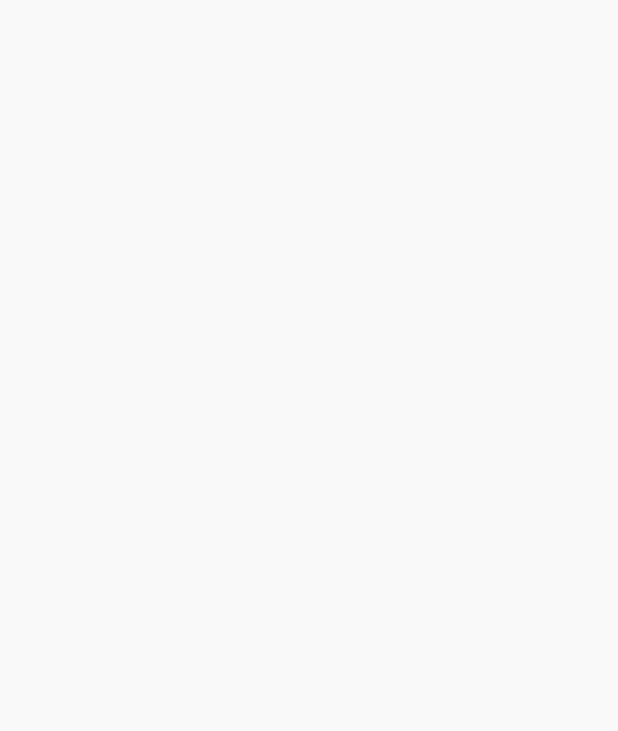
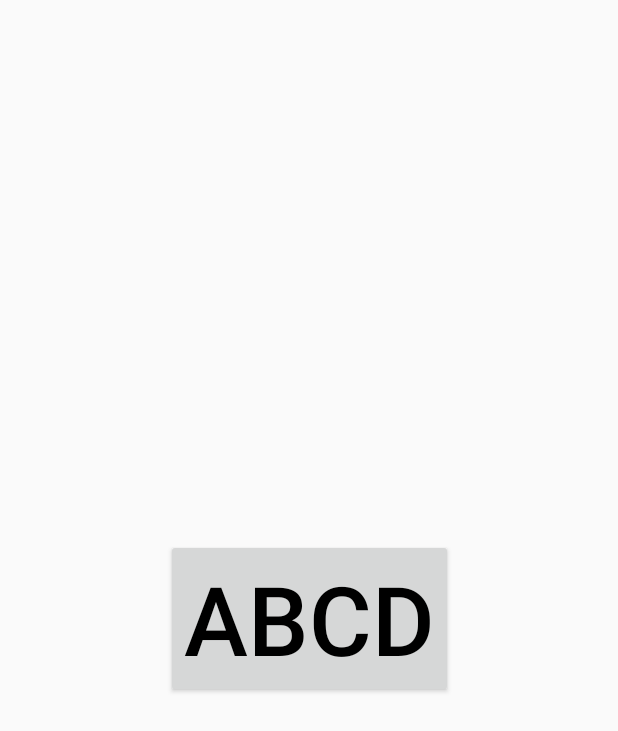
Before and after one commit to Koishira/IzhEco, an Android app: the MainActivity2 screen opened directly, with no data from a screen before it, on a phone screen of 412 x 824 dp. Before the commit the part shown is empty. Shown: the top 731 px of the screen. Run offline under Robolectric (Android 15) with nearby library versions, the phone set to English and light mode, and no system bars.

Commit message:
Second Activity switch

```diff
--- a/app/src/main/AndroidManifest.xml
+++ b/app/src/main/AndroidManifest.xml
@@ -12,15 +12,16 @@
         android:theme="@style/Theme.IzhEco"
         tools:targetApi="31">
         <activity
+            android:name=".MainActivity2"
+            android:exported="false" />
+        <activity
             android:name=".MainActivity"
-            android:exported="true">
+            android:exported="true" >
             <intent-filter>
                 <action android:name="android.intent.action.MAIN" />
-
                 <category android:name="android.intent.category.LAUNCHER" />
             </intent-filter>
         </activity>
-        <activity android:name=".Activity2" />
     </application>
 
 </manifest>
--- a/app/src/main/java/com/example/izheco/MainActivity.java
+++ b/app/src/main/java/com/example/izheco/MainActivity.java
@@ -18,7 +18,7 @@ public class MainActivity extends AppCompatActivity {
         button.setOnClickListener(new View.OnClickListener() {
             @Override
             public void onClick(View view) {
-                Intent intent = new Intent(MainActivity.this, Activity2.class);
+                Intent intent = new Intent(MainActivity.this, MainActivity2.class);
                 startActivity(intent);
             }
         });
--- a/app/src/main/java/com/example/izheco/Activity2.java
+++ b/app/src/main/java/com/example/izheco/MainActivity2.java
@@ -6,20 +6,21 @@ import android.os.Bundle;
 import android.os.PersistableBundle;
 import android.view.View;
 import android.widget.Button;
+import android.widget.TextView;
 
 import androidx.annotation.Nullable;
 import androidx.appcompat.app.AppCompatActivity;
 
-public class Activity2 extends AppCompatActivity {
+public class MainActivity2 extends AppCompatActivity {
     @Override
-    public void onCreate(@Nullable Bundle savedInstanceState, @Nullable PersistableBundle persistentState) {
-        super.onCreate(savedInstanceState, persistentState);
-        setContentView(R.layout.activity2);
+    public void onCreate(Bundle savedInstanceState) {
+        super.onCreate(savedInstanceState);
+        setContentView(R.layout.activity_main2);
         Button button = findViewById(R.id.button1);
         button.setOnClickListener(new View.OnClickListener() {
             @Override
             public void onClick(View view) {
-                Intent intent = new Intent(Activity2.this, MainActivity.class);
+                Intent intent = new Intent(MainActivity2.this, MainActivity.class);
                 startActivity(intent);
             }
         });
--- a/app/src/main/res/layout/activity2.xml
+++ b/app/src/main/res/layout/activity_main2.xml
@@ -7,14 +7,14 @@
 
     <Button
         android:id="@+id/button1"
+        app:layout_constraintEnd_toEndOf="parent"
+        app:layout_constraintStart_toStartOf="parent"
+        app:layout_constraintTop_toTopOf="parent"
+        app:layout_constraintBottom_toBottomOf="parent"
         android:layout_width="wrap_content"
         android:layout_height="wrap_content"
-        app:layout_constraintBottom_toBottomOf="parent"
-        app:layout_constraintTop_toTopOf="parent"
-        app:layout_constraintStart_toStartOf="parent"
-        app:layout_constraintEnd_toEndOf="parent"
-        android:text="Назад"
-        android:textAllCaps="true"
+        android:text="ABCD"
+        android:textColor="@color/black"
         android:textSize="64dp"
-    />
+        />
 </androidx.constraintlayout.widget.ConstraintLayout>
```
